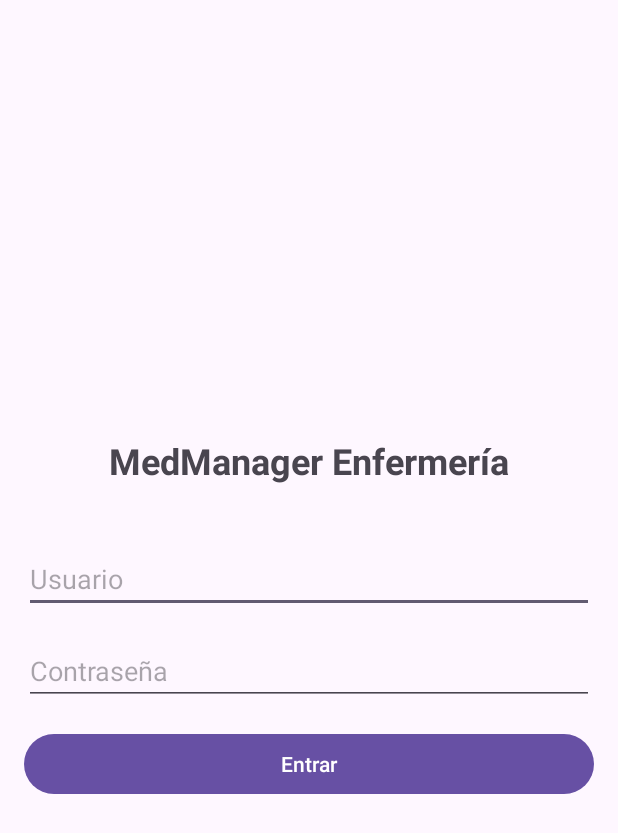
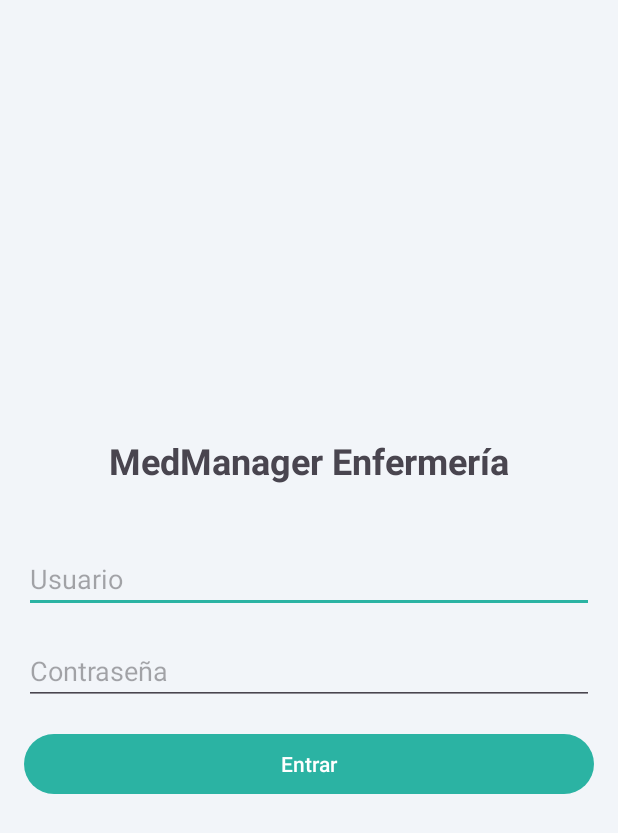
Before and after one commit to pausama3/trabajo_final_grado, an Android app: the screen it shows after launch (MainActivity), on a phone screen of 412 x 824 dp. Shown: the top 833 px of the screen. Run offline under Robolectric (Android 15) with nearby library versions, the phone set to English and light mode, and no system bars.

Commit message:
fin de aplicacion android

```diff
--- /dev/null
+++ b/src/EnfermeriaMedManager/app/src/main/res/color/boton_accion.xml
@@ -0,0 +1,6 @@
+<?xml version="1.0" encoding="utf-8"?>
+<!-- Fondo de los botones de acción: color de acento del escritorio y gris cuando están desactivados -->
+<selector xmlns:android="http://schemas.android.com/apk/res/android">
+    <item android:state_enabled="false" android:color="@color/linea" />
+    <item android:color="@color/acento" />
+</selector>
--- a/src/EnfermeriaMedManager/app/src/main/res/values-night/themes.xml
+++ /dev/null
@@ -1,7 +0,0 @@
-<resources xmlns:tools="http://schemas.android.com/tools">
-    <!-- Base application theme. -->
-    <style name="Base.Theme.EnfermeriaMedManager" parent="Theme.Material3.DayNight.NoActionBar">
-        <!-- Customize your dark theme here. -->
-        <!-- <item name="colorPrimary">@color/my_dark_primary</item> -->
-    </style>
-</resources>
--- a/src/EnfermeriaMedManager/app/src/main/res/values/colors.xml
+++ b/src/EnfermeriaMedManager/app/src/main/res/values/colors.xml
@@ -2,6 +2,21 @@
 <resources>
     <color name="black">#FF000000</color>
     <color name="white">#FFFFFFFF</color>
+
+    <!-- Paleta común con el escritorio: mismos valores que la clase Estilo.java
+         (EscritorioMedManager/.../vista/Estilo.java). Si se cambia allí, hay que cambiarla aquí. -->
+    <color name="azul_oscuro">#FF1F3A5F</color>   <!-- AZUL_OSCURO: barras y cabeceras -->
+    <color name="azul_hover">#FF2C4F7C</color>    <!-- AZUL_HOVER: elemento pulsado o seleccionado -->
+    <color name="acento">#FF2BB3A3</color>        <!-- ACENTO: botones de acción -->
+    <color name="acento_claro">#FFD7F1EE</color>  <!-- fondo de la fila seleccionada en las tablas -->
+    <color name="fondo">#FFF2F5F9</color>         <!-- FONDO: fondo general de las pantallas -->
+    <color name="blanco">#FFFFFFFF</color>        <!-- BLANCO: tarjetas y campos -->
+    <color name="fila_alterna">#FFF7F9FC</color>  <!-- filas alternas de las tablas -->
+    <color name="texto">#FF2B2F36</color>         <!-- TEXTO: texto principal -->
+    <color name="texto_suave">#FF6B7685</color>   <!-- TEXTO_SUAVE: subtítulos y texto secundario -->
+    <color name="linea">#FFDDE3EA</color>         <!-- LINEA: bordes y separadores -->
+
+    <!-- Colores propios de Android (estados de la ficha del paciente) -->
     <color name="alerta">#FFC62828</color>   <!-- rojo: el paciente tiene alergias -->
     <color name="alerta_fondo">#FFFFEBEE</color>   <!-- fondo rojo claro del recuadro de alergias -->
     <color name="pendiente">#FF1565C0</color>   <!-- azul: cita pendiente -->
--- a/src/EnfermeriaMedManager/app/src/main/res/values/themes.xml
+++ b/src/EnfermeriaMedManager/app/src/main/res/values/themes.xml
@@ -1,8 +1,38 @@
 <resources xmlns:tools="http://schemas.android.com/tools">
-    <!-- Base application theme. -->
-    <style name="Base.Theme.EnfermeriaMedManager" parent="Theme.Material3.DayNight.NoActionBar">
-        <!-- Customize your light theme here. -->
-        <!-- <item name="colorPrimary">@color/my_light_primary</item> -->
+    <!-- Tema de la aplicación con la paleta del escritorio (ver colors.xml).
+         Es siempre claro, como el escritorio, para que las dos aplicaciones se vean iguales. -->
+    <style name="Base.Theme.EnfermeriaMedManager" parent="Theme.Material3.Light.NoActionBar">
+        <!-- Principal: azul oscuro del menú lateral del escritorio -->
+        <item name="colorPrimary">@color/azul_oscuro</item>
+        <item name="colorOnPrimary">@color/blanco</item>
+        <item name="colorPrimaryContainer">@color/azul_hover</item>
+        <item name="colorOnPrimaryContainer">@color/blanco</item>
+
+        <!-- Secundario: color de acento de los botones de acción -->
+        <item name="colorSecondary">@color/acento</item>
+        <item name="colorOnSecondary">@color/blanco</item>
+        <item name="colorSecondaryContainer">@color/acento_claro</item>
+        <item name="colorOnSecondaryContainer">@color/texto</item>
+
+        <!-- Fondos, superficies y texto -->
+        <item name="android:colorBackground">@color/fondo</item>
+        <item name="colorOnBackground">@color/texto</item>
+        <item name="colorSurface">@color/blanco</item>
+        <item name="colorOnSurface">@color/texto</item>
+        <item name="colorOnSurfaceVariant">@color/texto_suave</item>
+        <item name="colorOutline">@color/linea</item>
+        <item name="colorOutlineVariant">@color/linea</item>
+
+        <!-- Errores con el mismo rojo que las alergias -->
+        <item name="colorError">@color/alerta</item>
+
+        <!-- Botones rellenos con el color de acento, como Estilo.botonAccion() del escritorio -->
+        <item name="materialButtonStyle">@style/Widget.EnfermeriaMedManager.BotonAccion</item>
+    </style>
+
+    <style name="Widget.EnfermeriaMedManager.BotonAccion" parent="Widget.Material3.Button">
+        <item name="backgroundTint">@color/boton_accion</item>
+        <item name="android:textColor">@color/blanco</item>
     </style>
 
     <style name="Theme.EnfermeriaMedManager" parent="Base.Theme.EnfermeriaMedManager" />
```
Also changed, not shown: 8 other files.
